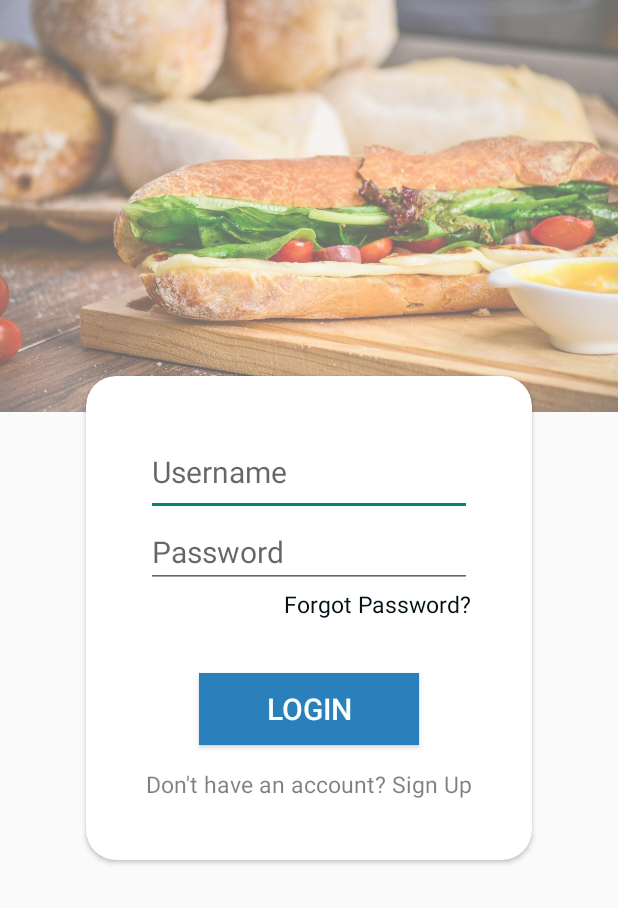
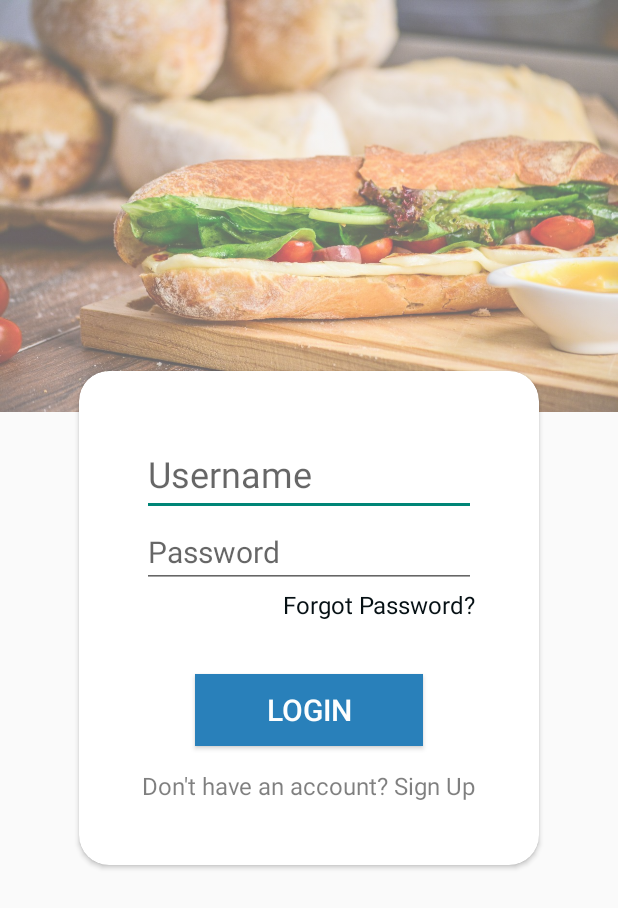
Before and after one commit to arunima8jan/Firebase-App, an Android app: the screen it shows after launch (LoginActivity), on a phone screen of 412 x 824 dp. Shown: the top 908 px of the screen. Run offline under Robolectric (Android 15) with nearby library versions, the phone set to English and light mode, and no system bars.

Commit message:
Update login_page.xml

```diff
--- a/app/src/main/res/layout/login_page.xml
+++ b/app/src/main/res/layout/login_page.xml
@@ -28,14 +28,14 @@
             android:layout_height="match_parent"
             android:orientation="vertical"
             android:layout_gravity="center_horizontal"
-            android:padding="40dp">
+            android:padding="42dp">
         <EditText
             android:id="@+id/email"
             android:layout_width="match_parent"
             android:layout_height="wrap_content"
             android:hint="Username"
-            android:textSize="20sp"
-            android:paddingBottom="16dp"
+            android:textSize="24sp"
+            android:paddingBottom="12dp"
             />
         <EditText
             android:id="@+id/password"
@@ -49,8 +49,8 @@
             android:text="Forgot Password?"
             android:layout_width="wrap_content"
             android:layout_height="wrap_content"
-            android:textSize="15sp"
-            android:textColor="#061116"
+            android:textSize="16sp"
+            android:textColor="#061014"
             android:layout_gravity="end"
 
             />
@@ -73,7 +73,7 @@
             android:layout_height="wrap_content"
             android:text="Don't have an account? Sign Up"
             android:textColor="#80000000"
-            android:textSize="15sp"
+            android:textSize="16sp"
             android:layout_gravity="center"
             />
 
```
